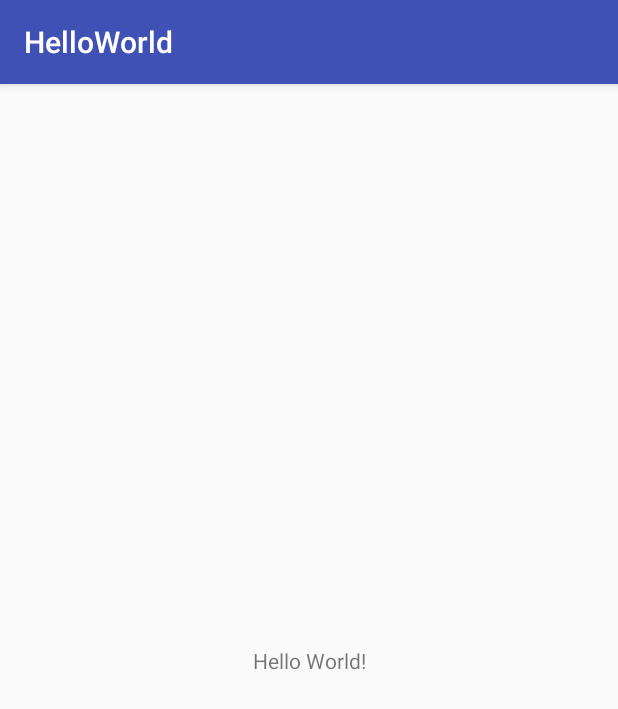
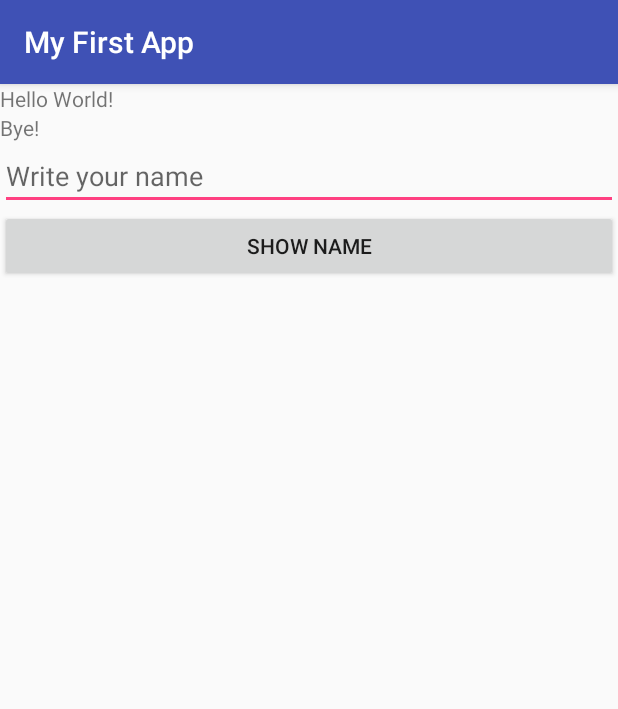
Before and after one commit to asacha/AndroidTraining, an Android app: the screen it shows after launch (MainActivity), on a phone screen of 412 x 824 dp. Shown: the top 709 px of the screen. Run offline under Robolectric (Android 15) with nearby library versions, the phone set to English and light mode, and no system bars.

Commit message:
Actualización Semana 1 - Día 2

```diff
--- a/Semana1/Dia1/HelloWorld/app/src/main/java/com/example/user/helloworld/MainActivity.java
+++ b/Semana1/Dia1/HelloWorld/app/src/main/java/com/example/user/helloworld/MainActivity.java
@@ -3,10 +3,18 @@ package com.example.user.helloworld;
 import android.support.v7.app.AppCompatActivity;
 import android.os.Bundle;
 import android.util.Log;
+import android.view.View;
+import android.widget.Button;
+import android.widget.EditText;
+import android.widget.TextView;
+import android.widget.Toast;
 
 public class MainActivity extends AppCompatActivity {
 
     private static final String TAG = MainActivity.class.getSimpleName() + "_TAG";
+    private EditText etName;
+    private TextView tvNameResult;
+
 
     @Override
     protected void onCreate(Bundle savedInstanceState) {
@@ -14,8 +22,19 @@ public class MainActivity extends AppCompatActivity {
         setContentView(R.layout.activity_main);
 
         Log.d(TAG, "onCreate: ");
+
+        etName = findViewById(R.id.etName);
+        //Button btnShow = findViewById(R.id.btnShow);
+        tvNameResult = findViewById(R.id.tvNameResult);
     }
 
+    public void onShowClick(View view) {
+        Toast.makeText(this, R.string.text_button_clicked, Toast.LENGTH_SHORT).show();
+
+        tvNameResult.setText(getString(R.string.text_hi_button) + etName.getText());
+    }
+
+    //region Activity Life Cycle
     @Override
     protected void onStart() {
         super.onStart();
@@ -51,4 +70,5 @@ public class MainActivity extends AppCompatActivity {
         super.onDestroy();
         Log.d(TAG, "onDestroy: ");
     }
+    //endregion
 }
--- a/Semana1/Dia1/HelloWorld/app/src/main/res/layout/activity_main.xml
+++ b/Semana1/Dia1/HelloWorld/app/src/main/res/layout/activity_main.xml
@@ -1,18 +1,39 @@
 <?xml version="1.0" encoding="utf-8"?>
-<android.support.constraint.ConstraintLayout xmlns:android="http://schemas.android.com/apk/res/android"
+<LinearLayout xmlns:android="http://schemas.android.com/apk/res/android"
     xmlns:app="http://schemas.android.com/apk/res-auto"
     xmlns:tools="http://schemas.android.com/tools"
     android:layout_width="match_parent"
     android:layout_height="match_parent"
+    android:orientation="vertical"
     tools:context=".MainActivity">
 
     <TextView
-        android:layout_width="wrap_content"
+        android:layout_width="match_parent"
         android:layout_height="wrap_content"
-        android:text="Hello World!"
-        app:layout_constraintBottom_toBottomOf="parent"
-        app:layout_constraintLeft_toLeftOf="parent"
-        app:layout_constraintRight_toRightOf="parent"
-        app:layout_constraintTop_toTopOf="parent" />
+        android:text="@string/text_hello" />
 
-</android.support.constraint.ConstraintLayout>
+    <TextView
+        android:layout_width="match_parent"
+        android:layout_height="wrap_content"
+        android:text="@string/text_bye" />
+
+    <EditText
+        android:id="@+id/etName"
+        android:layout_width="match_parent"
+        android:layout_height="wrap_content"
+        android:hint="@string/write_your_name"
+        android:inputType="text" />
+
+    <Button
+        android:id="@+id/btnShow"
+        android:onClick="onShowClick"
+        android:layout_width="match_parent"
+        android:layout_height="wrap_content"
+        android:text="@string/show_name" />
+
+    <TextView
+        android:id="@+id/tvNameResult"
+        android:layout_width="match_parent"
+        android:layout_height="wrap_content" />
+
+</LinearLayout>
--- a/Semana1/Dia1/HelloWorld/app/src/main/res/values/strings.xml
+++ b/Semana1/Dia1/HelloWorld/app/src/main/res/values/strings.xml
@@ -1,3 +1,9 @@
 <resources>
-    <string name="app_name">HelloWorld</string>
+    <string name="app_name">My First App</string>
+    <string name="text_bye">Bye!</string>
+    <string name="text_hello">Hello World!</string>
+    <string name="write_your_name">Write your name</string>
+    <string name="show_name">Show Name</string>
+    <string name="text_hi_button">Hi, </string>
+    <string name="text_button_clicked">Button Clicked</string>
 </resources>
--- a/Semana1/Dia1/HelloWorld/build.gradle
+++ b/Semana1/Dia1/HelloWorld/build.gradle
@@ -7,7 +7,7 @@ buildscript {
         jcenter()
     }
     dependencies {
-        classpath 'com.android.tools.build:gradle:3.1.3'
+        classpath 'com.android.tools.build:gradle:3.1.4'
 
 
         // NOTE: Do not place your application dependencies here; they belong
```
Also changed, not shown: Semana1/Dia1/HelloWorld/app/src/main/java/com/example/user/helloworld/CodeReview.java (added, +70 -0 lines), 1 other file.
